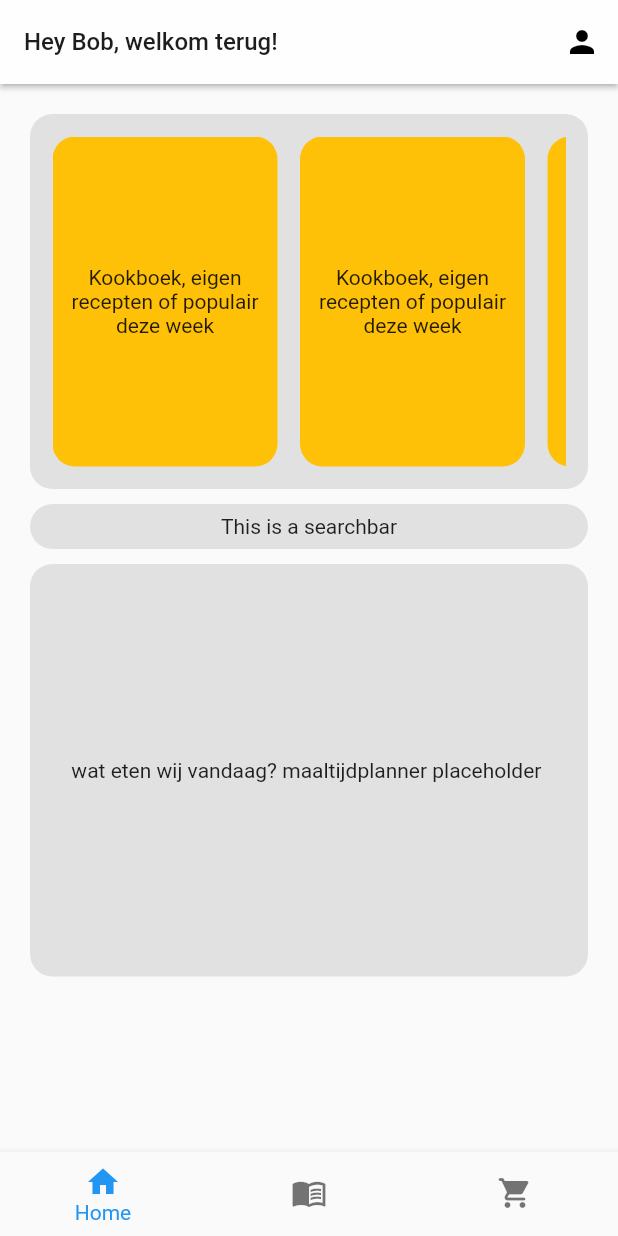
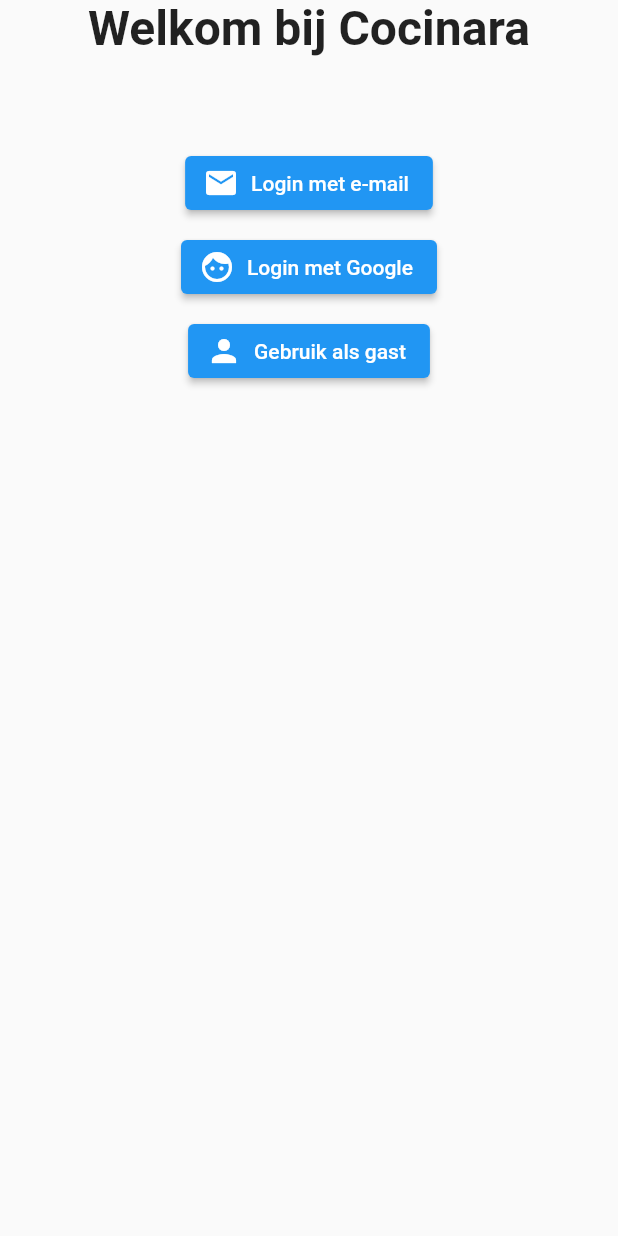
Before and after one commit to Bobmanns/Cocinara, a Flutter app: the screen it shows after launch, on a phone screen of 412 x 824 dp. Run offline on Flutter 3.47's test engine with Material 2 defaults, Android fonts, the phone set to English and light mode, and no system bars; our stand-ins replace cloud_firestore, firebase_auth, firebase_core, firebase_storage, page_view_indicators; accounts and stored records are empty.

Commit message:
Deels uthenticatieflow

```diff
--- a/lib/PAGES/homepage.dart
+++ b/lib/PAGES/homepage.dart
@@ -1,10 +1,13 @@
+import 'package:firebase_auth/firebase_auth.dart';
 import 'package:flutter/material.dart';
 import 'package:cloud_firestore/cloud_firestore.dart';
 
 import '../Classes/recepten.dart';
 
 class HomePage extends StatefulWidget {
-  const HomePage({Key? key}) : super(key: key);
+  final User user;
+
+  const HomePage(this.user, {Key? key}) : super(key: key);
 
   @override
   State<HomePage> createState() => _HomePaginaState();
@@ -22,14 +25,16 @@ class _HomePaginaState extends State<HomePage> {
         elevation: 1.5,
         actions: [
           IconButton(
-              onPressed: () {},
+              onPressed: () {
+                FirebaseAuth.instance.signOut();
+              },
               icon: const Icon(
                 Icons.person,
                 color: Colors.black,
               ))
         ],
-        title: const Text(
-          "Hey Bob, welkom terug!",
+        title: Text(
+          "Hey ${widget.user.displayName ?? "gast"}, welkom terug!",
           style:
               TextStyle(color: Color.fromARGB(255, 29, 29, 29), fontSize: 16),
         ),
--- a/lib/main.dart
+++ b/lib/main.dart
@@ -1,9 +1,12 @@
 import 'package:flutter/material.dart';
 import 'package:my_cocinara/PAGES/boodschappenlijst.dart';
 import 'package:my_cocinara/PAGES/homepage.dart';
+import 'package:my_cocinara/PAGES/kookboek.dart';
 import 'package:my_cocinara/PAGES/receptenboek.dart';
 import 'package:my_cocinara/PAGES/settings.dart';
+
 import 'package:firebase_core/firebase_core.dart';
+import 'package:firebase_auth/firebase_auth.dart';
 import 'firebase_options.dart';
 import 'package:flutter/gestures.dart';
 // import 'package:cloud_firestore/cloud_firestore.dart';
@@ -34,17 +37,64 @@ class _AppState extends State<App> {
           appBarTheme:
               const AppBarTheme(color: Color.fromARGB(255, 254, 254, 255))),
       debugShowCheckedModeBanner: false,
-      initialRoute: '/',
-      routes: {
-        '/': (context) => const MainPage(),
-        '/settings': (context) => const SettingsPage(),
-      },
+      home: const AuthPage(),
+    );
+  }
+}
+
+class AuthPage extends StatelessWidget {
+  const AuthPage({Key? key}): super(key: key);
+
+  @override
+  Widget build(BuildContext context) {
+    return Scaffold(
+      body: StreamBuilder<User?>(
+        stream: FirebaseAuth.instance.authStateChanges(),
+        builder: (context, snapshot) {
+          if (snapshot.data == null) {
+            return Center(
+              child: Column(
+                children: [
+                  const Text("Welkom bij Cocinara", style: TextStyle(fontSize: 32.0, fontWeight: FontWeight.bold)),
+                  const SizedBox(height: 60.0,),
+                  ElevatedButton.icon(
+                    onPressed: () {},
+                    icon: Icon(Icons.email),
+                    label: Text("Login met e-mail")
+                  ),
+                  const SizedBox(height: 8.0,),
+                  ElevatedButton.icon(
+                    onPressed: () {
+                      FirebaseAuth.instance.signInWithPopup(GoogleAuthProvider());
+                    },
+                    icon: Icon(Icons.face),
+                    label: Text("Login met Google")
+                  ),
+                  const SizedBox(height: 8.0,),
+                  ElevatedButton.icon(
+                    onPressed: () {
+                      FirebaseAuth.instance.signInAnonymously();
+                    },
+                    icon: Icon(Icons.person),
+                    label: Text("Gebruik als gast")
+                  )
+                ],
+              ),
+            );
+          } else {
+            return MainPage(snapshot.data!);
+          }
+
+        }
+      ),
     );
   }
 }
 
 class MainPage extends StatefulWidget {
-  const MainPage({super.key});
+  final User user;
+
+  const MainPage(this.user, {super.key});
 
   @override
   State<MainPage> createState() => MainPageState();
@@ -52,18 +102,24 @@ class MainPage extends StatefulWidget {
 
 
 class MainPageState extends State<MainPage> {
+  late User gebruiker = widget.user;
+
   List<Ingredient> boodschappenLijst = [
     const Ingredient(MetaIngredient("Linzen", "Peulvruchten"), "180 gram"),
     const Ingredient(MetaIngredient("Appelsap", "Dranken"), "1 liter")
   ];
+
   int currentIndex = 0;
-  final screens = [
-    const HomePage(),
-    const Receptenboek(),
-    const Boodschappenlijst()
-  ];
+
   @override
-  Widget build(BuildContext context) => Scaffold(
+  Widget build(BuildContext context) {
+    List<Widget> screens = [
+      HomePage(gebruiker),
+      Kookboek(),
+      Boodschappenlijst()
+    ];
+
+    return Scaffold(
         body: NotificationListener<BoodschappenNotification>(
           onNotification: ((notification) {
             setState(() {
@@ -96,6 +152,7 @@ class MainPageState extends State<MainPage> {
               ),
             ]),
       );
+  }
 }
 
 class MyCustomScrollBehavior extends MaterialScrollBehavior {
--- a/pubspec.yaml
+++ b/pubspec.yaml
@@ -39,6 +39,7 @@ dependencies:
   wakelock: ^0.6.2
   page_view_indicators: ^2.0.0
   firebase_storage: ^10.3.5
+  firebase_auth: ^3.7.0
 
 dev_dependencies:
   flutter_test:
```
Also changed, not shown: pubspec.lock, 2 other files.
